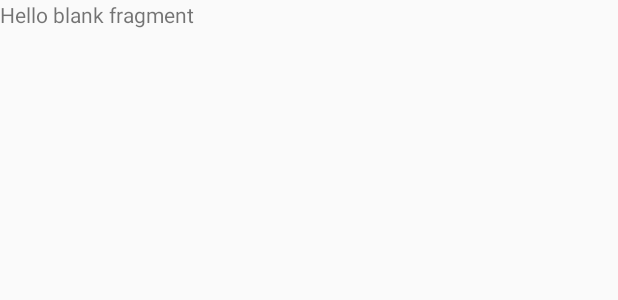
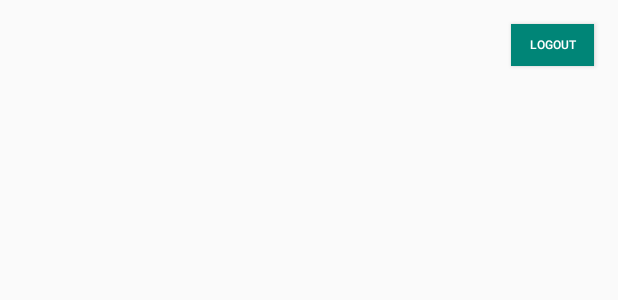
Before and after one commit to pkleiz/Wallet-Stone, an Android app: the layout fragment_inicio.xml on its own in the app's theme, with its tools: preview values and no code run, on a phone screen of 412 x 824 dp. Shown: the top 300 px of the screen. Run offline under Robolectric (Android 15) with nearby library versions, the phone set to English and light mode, and no system bars.

Commit message:
logout feito

```diff
--- a/app/src/main/java/com/pedrokleiz/walletstone/Activity/CadastroActivity.java
+++ b/app/src/main/java/com/pedrokleiz/walletstone/Activity/CadastroActivity.java
@@ -14,6 +14,7 @@ import android.view.View;
 import android.widget.Button;
 import android.widget.EditText;
 import android.widget.ImageView;
+import android.widget.ProgressBar;
 import android.widget.Toast;
 import android.widget.VideoView;
 
@@ -36,7 +37,6 @@ public class CadastroActivity extends AppCompatActivity {
     private Button cadastro_submit;
     private FirebaseAuth cadastro_autentication;
     private User user_usuario;
-
     //endregion
 
 
--- a/app/src/main/res/layout/fragment_inicio.xml
+++ b/app/src/main/res/layout/fragment_inicio.xml
@@ -1,14 +1,22 @@
 <?xml version="1.0" encoding="utf-8"?>
-<FrameLayout xmlns:android="http://schemas.android.com/apk/res/android"
+<android.support.constraint.ConstraintLayout xmlns:android="http://schemas.android.com/apk/res/android"
+    xmlns:app="http://schemas.android.com/apk/res-auto"
     xmlns:tools="http://schemas.android.com/tools"
     android:layout_width="match_parent"
     android:layout_height="match_parent"
     tools:context=".Fragments.InicioFragment">
 
-
-    <TextView
-        android:layout_width="match_parent"
-        android:layout_height="match_parent"
-        android:text="@string/hello_blank_fragment" />
-
-</FrameLayout>
+    <Button
+        android:id="@+id/inicio_logout"
+        android:layout_width="55dp"
+        android:layout_height="28dp"
+        android:layout_marginTop="16dp"
+        android:layout_marginEnd="16dp"
+        android:layout_marginRight="16dp"
+        android:background="@color/colorPrimary"
+        android:text="Logout"
+        android:textColor="@android:color/white"
+        android:textSize="8sp"
+        app:layout_constraintEnd_toEndOf="parent"
+        app:layout_constraintTop_toTopOf="parent" />
+</android.support.constraint.ConstraintLayout>
```
Also changed, not shown: app/src/main/java/com/pedrokleiz/walletstone/Activity/LogadoActivity.java (+18 -6 lines), app/src/main/java/com/pedrokleiz/walletstone/Fragments/InicioFragment.java (+44 -1 lines).
